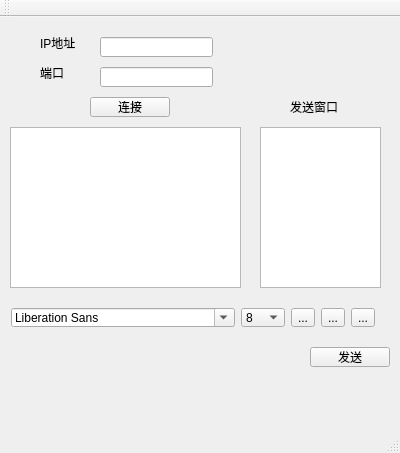
Qt form homework2/tcp2_client/mainwindow.ui (brocoszhao/Network-Programming-homework) before a commit.
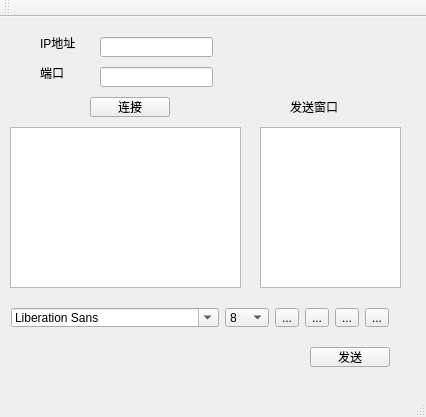
The same form after that commit. Icons and pictures are not drawn.

Diff of the .ui file:
```diff
--- a/homework2/tcp2_client/mainwindow.ui
+++ b/homework2/tcp2_client/mainwindow.ui
@@ -6,8 +6,8 @@
    <rect>
     <x>0</x>
     <y>0</y>
-    <width>400</width>
-    <height>453</height>
+    <width>426</width>
+    <height>417</height>
    </rect>
   </property>
   <property name="windowTitle">
@@ -91,7 +91,7 @@
      <rect>
       <x>260</x>
       <y>110</y>
-      <width>121</width>
+      <width>141</width>
       <height>161</height>
      </rect>
     </property>
@@ -124,7 +124,7 @@
      <rect>
       <x>0</x>
       <y>280</y>
-      <width>386</width>
+      <width>400</width>
       <height>41</height>
      </rect>
     </property>
@@ -191,6 +191,17 @@
        </item>
       </widget>
      </item>
+     <item>
+      <widget class="QToolButton" name="toolButton_4">
+       <property name="text">
+        <string>...</string>
+       </property>
+       <property name="icon">
+        <iconset resource="images.qrc">
+         <normaloff>:/images/file.png</normaloff>:/images/file.png</iconset>
+       </property>
+      </widget>
+     </item>
      <item>
       <widget class="QToolButton" name="toolButton_2">
        <property name="text">
```
Left out of the diff: 2 changed lines with no effect on the pictures.
